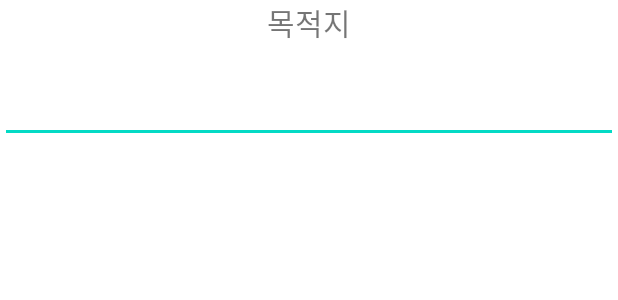
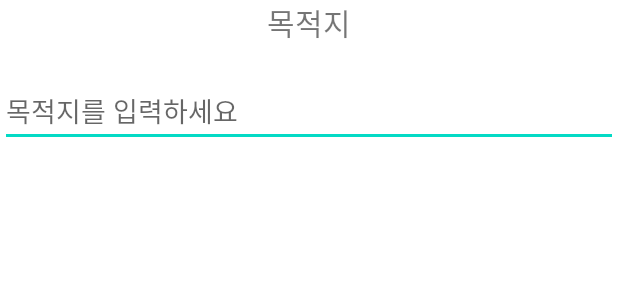
Before and after one commit to CheeseCake116/KNUNavigator, an Android app: the layout dialog_search.xml on its own in the app's theme, with its tools: preview values and no code run, on a phone screen of 412 x 824 dp. Shown: the top 300 px of the screen. Run offline under Robolectric (Android 15) with nearby library versions, the phone set to English and light mode, and no system bars; network calls fail.

Commit message:
Update MainActivity.kt, FloatingButton.kt

```diff
--- a/app/src/main/res/layout/dialog_search.xml
+++ b/app/src/main/res/layout/dialog_search.xml
@@ -11,10 +11,19 @@
         android:layout_gravity="center"
         android:textSize="20sp"
         android:layout_marginBottom="20dp"/>
-    <EditText
-        android:id="@+id/edtDest"
+
+<!--    <EditText-->
+<!--        android:id="@+id/edtDest"-->
+<!--        android:layout_width="match_parent"-->
+<!--        android:layout_height="wrap_content"/>-->
+
+    <AutoCompleteTextView
+        android:id="@+id/autoEdit"
         android:layout_width="match_parent"
-        android:layout_height="wrap_content"/>
+        android:layout_height="wrap_content"
+        android:hint="목적지를 입력하세요"
+        android:completionThreshold="2"/>
+
 
 
 </LinearLayout>
```
Also changed, not shown: app/src/main/java/com/fantastic4/knumap/FloatingButton.kt (+5 -4 lines), app/src/main/java/com/fantastic4/knumap/MainActivity.kt (+16 -5 lines).
